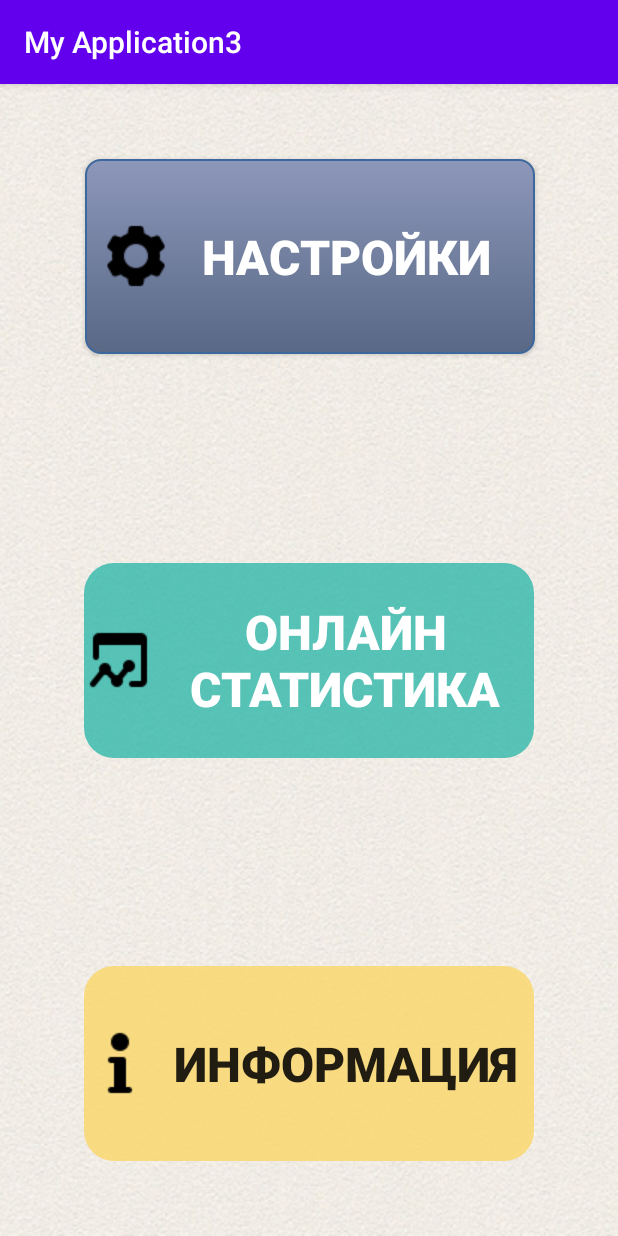
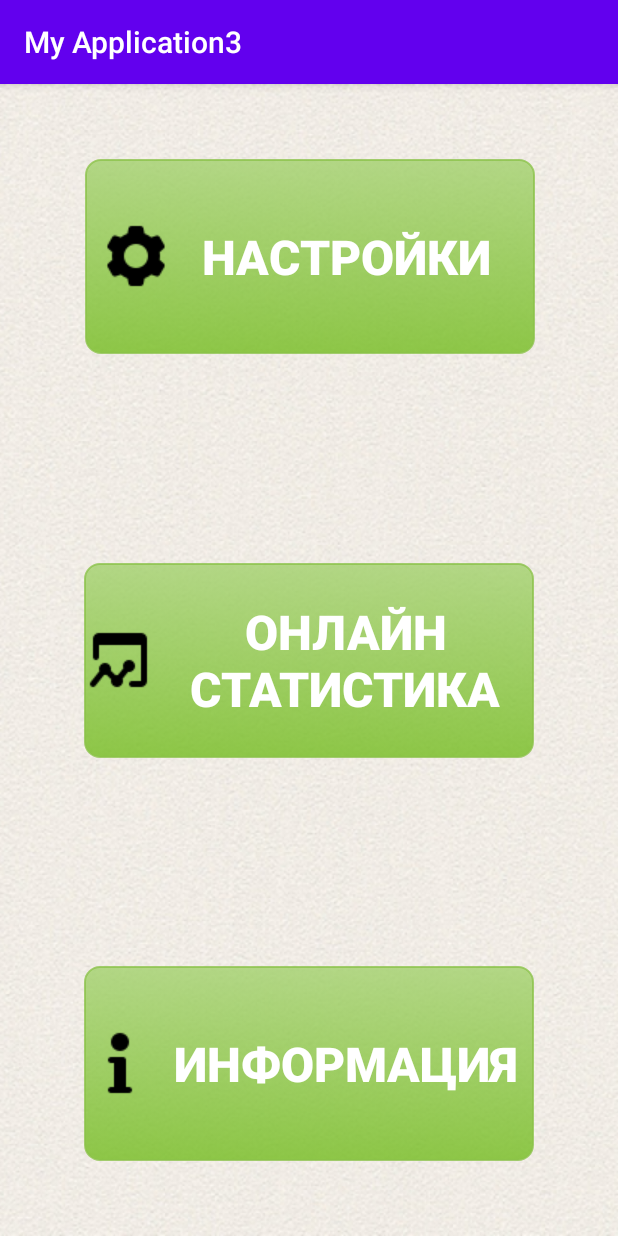
Before and after one commit to olli2017/CoronaNotification, an Android app: the screen it shows after launch (MainActivity), on a phone screen of 412 x 824 dp. Run offline under Robolectric (Android 15) with nearby library versions, the phone set to English and light mode, and no system bars.

Commit message:
change buttons on main

```diff
--- a/MyApplication3/app/src/main/res/drawable/mybutton.xml
+++ b/MyApplication3/app/src/main/res/drawable/mybutton.xml
@@ -3,22 +3,22 @@
     <item android:state_pressed="true" >
         <shape android:shape="rectangle" >
             <corners android:radius="10dip" />
-            <stroke android:width="1dip" android:color="#1859DA" />
-            <gradient android:angle="-90" android:startColor="#343C59" android:endColor="#335F9A" />
+            <stroke android:width="1dip" android:color="#86D62A" />
+            <gradient android:angle="-90" android:startColor="#C1EF8B" android:endColor="#619822" />
         </shape>
     </item>
     <item android:state_focused="true">
         <shape android:shape="rectangle" >
             <corners android:radius="10dip" />
-            <stroke android:width="1dip" android:color="#3D70D5" />
-            <solid android:color="#3567AD"/>
+            <stroke android:width="1dip" android:color="#C67EBE35" />
+            <solid android:color="#C6598F1A"/>
         </shape>
     </item>
     <item >
         <shape android:shape="rectangle" >
             <corners android:radius="10dip" />
-            <stroke android:width="1dip" android:color="#3C689D" />
-            <gradient android:angle="-90" android:startColor="#8D97BA" android:endColor="#586885" />
+            <stroke android:width="1dip" android:color="#C68BC34A" />
+            <gradient android:angle="-90" android:startColor="#C6A0D069" android:endColor="#C670BB19" />
         </shape>
     </item>
 </selector>
--- a/MyApplication3/app/src/main/res/layout/activity_main.xml
+++ b/MyApplication3/app/src/main/res/layout/activity_main.xml
@@ -17,8 +17,8 @@
         android:layout_height="130dp"
         android:layout_marginTop="50dp"
         android:background="@drawable/mybutton"
+        android:textColor="@color/cardview_light_background"
         android:drawableStart="@drawable/settings"
-        android:textColor="@color/cardview_light_background"
         android:gravity="center"
         android:onClick="displayNotificationSettings"
         android:padding="10dp"
@@ -35,15 +35,14 @@
         android:id="@+id/stat_button"
         android:layout_width="300dp"
         android:layout_height="130dp"
-        android:background="@drawable/bg_rounded"
-        android:backgroundTint="#BC21B3A6"
+        android:background="@drawable/mybutton"
+        android:textColor="@color/cardview_light_background"
         android:drawableStart="@drawable/statistic"
         android:gravity="center"
         android:onClick="displayOnlineStats"
         android:text="@string/online_stat"
         android:textSize="32sp"
         android:textStyle="bold"
-        android:textColor="#FFFFFF"
         app:layout_constraintBottom_toTopOf="@+id/info_button"
         app:layout_constraintEnd_toEndOf="parent"
         app:layout_constraintHorizontal_bias="0.5"
@@ -56,8 +55,8 @@
         android:layout_width="300dp"
         android:layout_height="130dp"
         android:layout_marginBottom="50dp"
-        android:background="@drawable/bg_rounded"
-        android:backgroundTint="#D2FAD76D"
+        android:background="@drawable/mybutton"
+        android:textColor="@color/cardview_light_background"
         android:drawableStart="@drawable/info"
         android:gravity="center"
         android:onClick="displayInfoImage"
```
